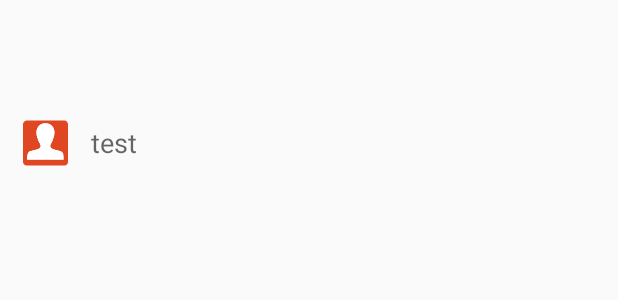
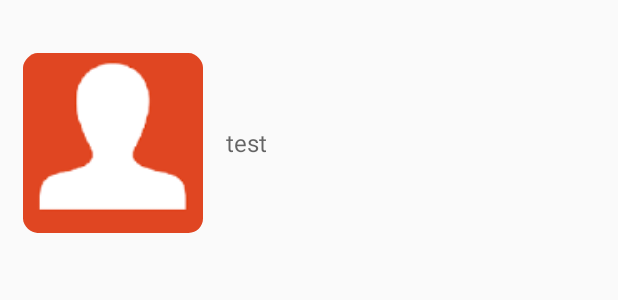
Before and after one commit to dlik01/ApiVkTest, an Android app: the layout row.xml on its own in the app's theme, with its tools: preview values and no code run, on a phone screen of 412 x 824 dp. Shown: the top 300 px of the screen. Run offline under Robolectric (Android 15) with nearby library versions, the phone set to English and light mode, and no system bars.

Commit message:
немного изменил разметку элементов

```diff
--- a/ApiVkTest/app/src/main/res/layout/row.xml
+++ b/ApiVkTest/app/src/main/res/layout/row.xml
@@ -17,7 +17,6 @@
             android:id="@+id/imageView2"
             android:layout_width="120dp"
             android:layout_height="160dp"
-            android:layout_weight="3"
             app:srcCompat="@mipmap/ic_persons" />
 
         <TextView
@@ -25,9 +24,8 @@
             android:layout_width="match_parent"
             android:layout_height="wrap_content"
             android:layout_marginLeft="15dp"
-            android:layout_weight="1"
             android:hint="test"
-            android:textSize="18sp" />
+            android:textSize="16sp" />
 
     </LinearLayout>
 
```
